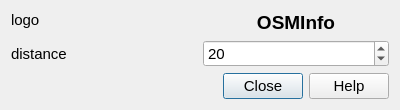
First picture: the form in ui/settingsdialogbase.ui, repository nextgis/qgis_osminfo, before the edit.
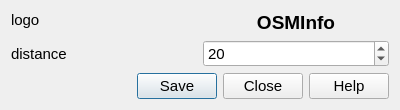
Second picture: the form after the edit.

Diff of the .ui file:
```diff
--- a/ui/settingsdialogbase.ui
+++ b/ui/settingsdialogbase.ui
@@ -65,7 +65,7 @@
       <enum>Qt::Horizontal</enum>
      </property>
      <property name="standardButtons">
-      <set>QDialogButtonBox::Close|QDialogButtonBox::Help</set>
+      <set>QDialogButtonBox::Close|QDialogButtonBox::Help|QDialogButtonBox::Save</set>
      </property>
     </widget>
    </item>
```
Left out of the diff: 2 changed lines with no effect on the pictures.
